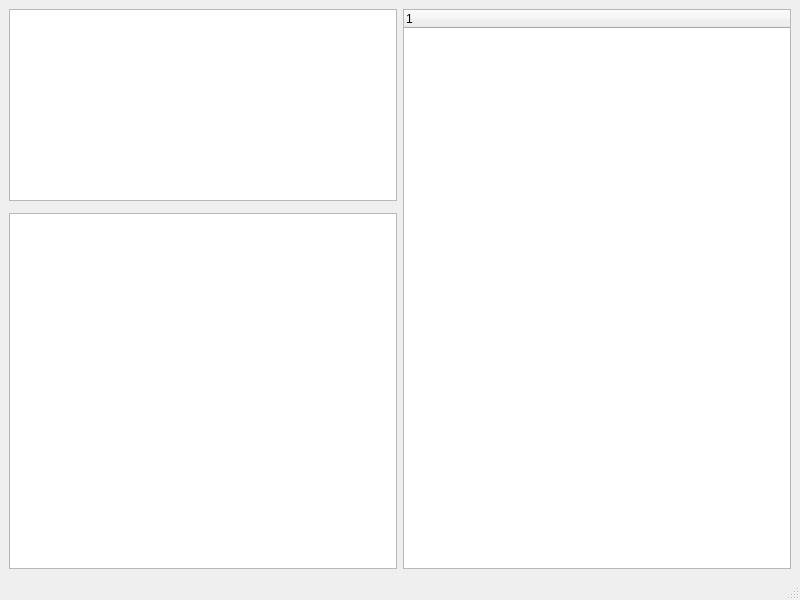
Before: the Qt Designer form mainwindow.ui in BerZerKku/CPP_PIgPC, drawn with Qt 5.
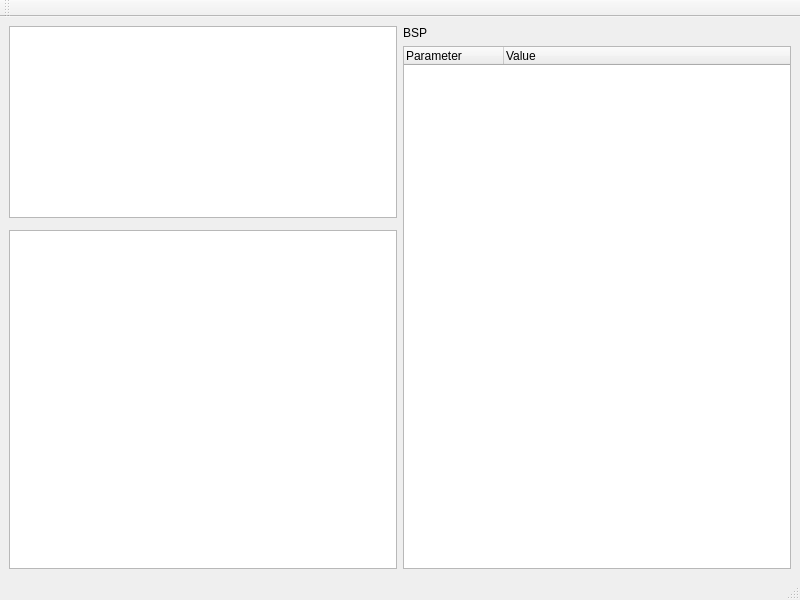
After: the same form once the commit is applied. Custom widgets are drawn as their Qt base class.

Commit message:
Добавить в БСП формы для текущего состояния
Сделано отображение текущей роли.

Diff of the .ui file:
```diff
--- a/mainwindow.ui
+++ b/mainwindow.ui
@@ -70,7 +70,32 @@
      </layout>
     </item>
     <item>
-     <widget class="Bsp" name="bsp"/>
+     <layout class="QVBoxLayout" name="verticalLayout_2">
+      <property name="leftMargin">
+       <number>0</number>
+      </property>
+      <item>
+       <widget class="QLabel" name="label">
+        <property name="text">
+         <string>BSP</string>
+        </property>
+       </widget>
+      </item>
+      <item>
+       <widget class="Bsp" name="bsp">
+        <column>
+         <property name="text">
+          <string>Parameter</string>
+         </property>
+        </column>
+        <column>
+         <property name="text">
+          <string>Value</string>
+         </property>
+        </column>
+       </widget>
+      </item>
+     </layout>
     </item>
    </layout>
   </widget>
@@ -85,6 +110,17 @@
    </property>
   </widget>
   <widget class="QStatusBar" name="statusbar"/>
+  <widget class="QToolBar" name="toolBar">
+   <property name="windowTitle">
+    <string>toolBar</string>
+   </property>
+   <attribute name="toolBarArea">
+    <enum>TopToolBarArea</enum>
+   </attribute>
+   <attribute name="toolBarBreak">
+    <bool>false</bool>
+   </attribute>
+  </widget>
  </widget>
  <customwidgets>
   <customwidget>
```
Left out of the diff: 2 changed lines with no effect on the pictures. The commit also changes 4 other files.
